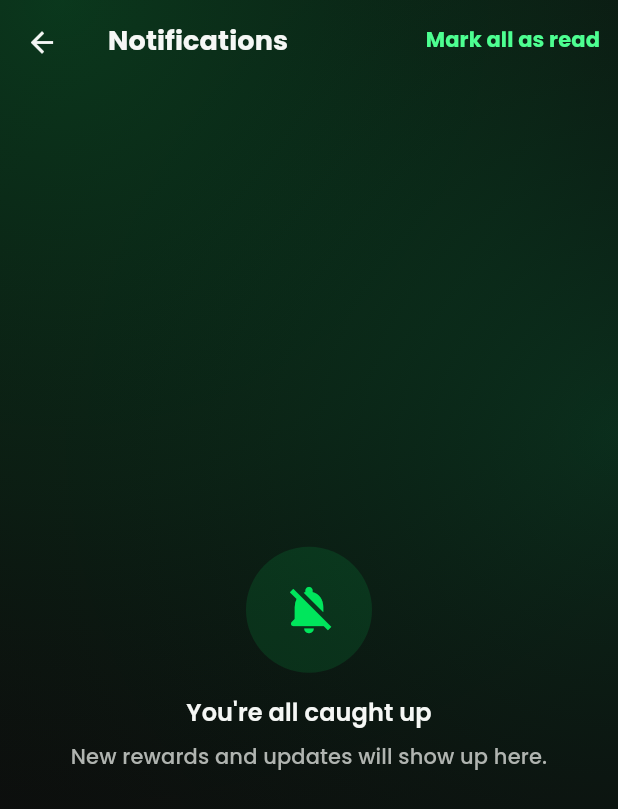
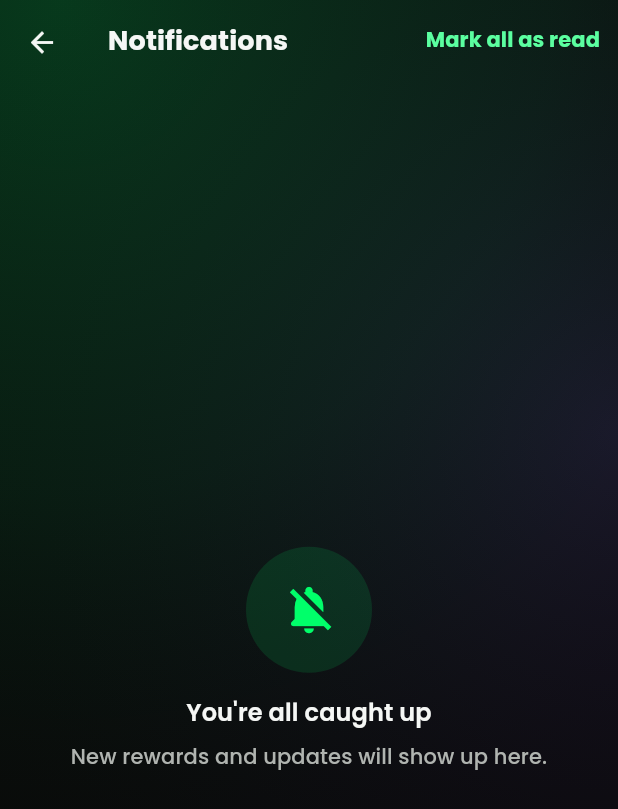
Before and after one commit to DARK7END/Robux-Box, a Flutter app: the screen it shows once a user with an empty profile is signed in, after a tap on the "notifications none" icon, on a phone screen of 412 x 824 dp. Shown: the top 809 px of the screen. Run offline on Flutter 3.47's test engine with Material 3 defaults, Android fonts, the phone set to English and light mode, and no system bars; our stand-ins replace cached_network_image, cloud_firestore, cloud_functions, confetti, connectivity_plus, device_info_plus and 24 more; missing offline and left inert: app_tracking_transparency, firebase_app_check; accounts and stored records are empty; generated files the repository leaves out were written again; network calls fail.

Commit message:
Premium design tokens + primitives; remove all CircularProgressIndicator
- Exact color spec: bg #090909, card #141414, primary #00FF6A, gold #FFD84D,
  purple accent #8B5CF6; green ambient glow + purple secondary glow
- PremiumLoader (custom neon arc + glow, single controller, RepaintBoundary)
  and PremiumLoadingView replace every CircularProgressIndicator app-wide
- CoinParticles (ambient floating-coin field, cheap CustomPaint)
- Celebration overlay (dual confetti blasters + spring glow badge + coin count)
  for redemptions/rewards; add confetti dependency
- Accent purple gradient

```diff
--- a/lib/core/router/app_router.dart
+++ b/lib/core/router/app_router.dart
@@ -23,6 +23,7 @@ import '../../features/wallet/presentation/wallet_screen.dart';
 import '../config/providers.dart';
 import '../services/preferences_service.dart';
 import '../widgets/app_scaffold.dart';
+import '../widgets/premium_loader.dart';
 import 'routes.dart';
 
 part 'splash_screen.dart';
--- a/lib/core/router/splash_screen.dart
+++ b/lib/core/router/splash_screen.dart
@@ -58,11 +58,7 @@ class _SplashLogo extends StatelessWidget {
         Text('Play. Earn. Redeem.',
             style: theme.textTheme.bodyMedium),
         const SizedBox(height: 28),
-        const SizedBox(
-          width: 26,
-          height: 26,
-          child: CircularProgressIndicator(strokeWidth: 2.4),
-        ),
+        const PremiumLoader(size: 30),
       ],
     );
   }
--- a/lib/core/theme/app_colors.dart
+++ b/lib/core/theme/app_colors.dart
@@ -13,41 +13,45 @@ abstract final class AppColors {
   const AppColors._();
 
   // ---------------------------------------------------------------------------
-  // Brand core — green
+  // Brand core — neon green
   // ---------------------------------------------------------------------------
-  static const Color brand = Color(0xFF00E65C); // signature green
-  static const Color brandBright = Color(0xFF4DFF91);
-  static const Color brandDeep = Color(0xFF00A344);
+  static const Color brand = Color(0xFF00FF6A); // signature neon green
+  static const Color brandBright = Color(0xFF5BFFA0);
+  static const Color brandDeep = Color(0xFF00C853);
 
   // Gold is the secondary accent (coins pair with the green).
-  static const Color secondary = Color(0xFFFFD700); // gold
+  static const Color secondary = Color(0xFFFFD84D); // gold
   static const Color secondaryDeep = Color(0xFFF5B800);
 
+  // Purple accent (missions, XP, "play games" category).
+  static const Color accent = Color(0xFF8B5CF6);
+  static const Color accentDeep = Color(0xFF6D3EE8);
+
   // ---------------------------------------------------------------------------
-  // Accent / semantic
+  // Semantic
   // ---------------------------------------------------------------------------
-  static const Color success = Color(0xFF00E676);
-  static const Color successDeep = Color(0xFF00B85C);
+  static const Color success = Color(0xFF00FF6A);
+  static const Color successDeep = Color(0xFF00C853);
   static const Color warning = Color(0xFFFFB020);
   static const Color danger = Color(0xFFFF4D5E);
   static const Color dangerDeep = Color(0xFFE23350);
   static const Color info = Color(0xFF2ED0FF);
 
   // Reward accents
-  static const Color coin = Color(0xFFFFD700); // gold
+  static const Color coin = Color(0xFFFFD84D); // gold
   static const Color coinDeep = Color(0xFFF5A600);
-  static const Color robux = Color(0xFF00E65C); // robux green
+  static const Color robux = Color(0xFF00FF6A); // robux green
   static const Color vip = Color(0xFFFFD54A);
-  static const Color xp = Color(0xFF4DFF91);
+  static const Color xp = Color(0xFF8B5CF6);
 
   // ---------------------------------------------------------------------------
-  // Dark theme surfaces (default) — near-black
+  // Dark theme surfaces (default) — pure premium black
   // ---------------------------------------------------------------------------
-  static const Color darkBg = Color(0xFF0D0D0D);
-  static const Color darkBgElevated = Color(0xFF121212);
-  static const Color darkSurface = Color(0xFF1A1A1A);
-  static const Color darkSurfaceHigh = Color(0xFF242424);
-  static const Color darkCard = Color(0xFF161616);
+  static const Color darkBg = Color(0xFF090909);
+  static const Color darkBgElevated = Color(0xFF101010);
+  static const Color darkSurface = Color(0xFF141414);
+  static const Color darkSurfaceHigh = Color(0xFF1D1D1D);
+  static const Color darkCard = Color(0xFF141414);
   static const Color darkBorder = Color(0x1FFFFFFF);
   static const Color darkDivider = Color(0x14FFFFFF);
 
--- a/lib/core/theme/app_gradients.dart
+++ b/lib/core/theme/app_gradients.dart
@@ -21,6 +21,13 @@ abstract final class AppGradients {
     begin: Alignment.topLeft,
     end: Alignment.bottomRight,
     colors: [AppColors.secondary, AppColors.brand],
+  );
+
+  // Purple accent sweep (missions / play-games / XP).
+  static const LinearGradient accent = LinearGradient(
+    begin: Alignment.topLeft,
+    end: Alignment.bottomRight,
+    colors: [Color(0xFFA78BFA), AppColors.accent, AppColors.accentDeep],
   );
 
   static const LinearGradient coin = LinearGradient(
@@ -54,24 +61,24 @@ abstract final class AppGradients {
   );
 
   /// Ambient full-screen background for the dark theme — green glows over the
-  /// near-black base.
+  /// pure-black base.
   static const RadialGradient ambientDark = RadialGradient(
     center: Alignment(-0.8, -1.0),
     radius: 1.6,
-    colors: [Color(0x3300E65C), Color(0x1A00A344), Color(0x00000000)],
+    colors: [Color(0x3300FF6A), Color(0x1A00C853), Color(0x00000000)],
     stops: [0.0, 0.5, 1.0],
   );
 
   static const RadialGradient ambientDarkSecondary = RadialGradient(
     center: Alignment(1.0, -0.3),
     radius: 1.3,
-    colors: [Color(0x2200E676), Color(0x00000000)],
+    colors: [Color(0x228B5CF6), Color(0x00000000)],
   );
 
   static const RadialGradient ambientLight = RadialGradient(
     center: Alignment(-0.8, -1.0),
     radius: 1.6,
-    colors: [Color(0x1F00E65C), Color(0x1400E676), Color(0x00000000)],
+    colors: [Color(0x1F00FF6A), Color(0x148B5CF6), Color(0x00000000)],
   );
 
   /// A shimmering sweep used for premium/VIP highlights and loading states.
--- /dev/null
+++ b/lib/core/widgets/premium_loader.dart
@@ -0,0 +1,135 @@
+import 'dart:math' as math;
+
+import 'package:flutter/material.dart';
+
+import '../theme/app_colors.dart';
+import '../theme/app_dimens.dart';
+
+/// A branded, GPU-cheap loading indicator used everywhere instead of the
+/// generic [CircularProgressIndicator].
+///
+/// It draws a rotating neon arc with a soft glow and a pulsing core — reads as
+/// "premium game" rather than "Material default". Single [AnimationController],
+/// repaint-boundaried, so it stays at 60 FPS even on low-end devices.
+class PremiumLoader extends StatefulWidget {
+  const PremiumLoader({
+    super.key,
+    this.size = 44,
+    this.color = AppColors.brand,
+    this.strokeWidth = 3.5,
+  });
+
+  final double size;
+  final Color color;
+  final double strokeWidth;
+
+  @override
+  State<PremiumLoader> createState() => _PremiumLoaderState();
+}
+
+class _PremiumLoaderState extends State<PremiumLoader>
+    with SingleTickerProviderStateMixin {
+  late final AnimationController _c = AnimationController(
+    vsync: this,
+    duration: const Duration(milliseconds: 1100),
+  )..repeat();
+
+  @override
+  void dispose() {
+    _c.dispose();
+    super.dispose();
+  }
+
+  @override
+  Widget build(BuildContext context) {
+    return RepaintBoundary(
+      child: SizedBox(
+        width: widget.size,
+        height: widget.size,
+        child: AnimatedBuilder(
+          animation: _c,
+          builder: (context, _) => CustomPaint(
+            painter: _ArcPainter(
+              progress: _c.value,
+              color: widget.color,
+              strokeWidth: widget.strokeWidth,
+            ),
+          ),
+        ),
+      ),
+    );
+  }
+}
+
+class _ArcPainter extends CustomPainter {
+  _ArcPainter({
+    required this.progress,
+    required this.color,
+    required this.strokeWidth,
+  });
+
+  final double progress;
+  final Color color;
+  final double strokeWidth;
+
+  @override
+  void paint(Canvas canvas, Size size) {
+    final center = size.center(Offset.zero);
+    final radius = (size.width - strokeWidth) / 2;
+    final rect = Rect.fromCircle(center: center, radius: radius);
+    final startAngle = progress * 2 * math.pi;
+
+    // Track
+    final track = Paint()
+      ..style = PaintingStyle.stroke
+      ..strokeWidth = strokeWidth
+      ..color = color.withValues(alpha: 0.12);
+    canvas.drawCircle(center, radius, track);
+
+    // Glowing sweep
+    final sweep = Paint()
+      ..style = PaintingStyle.stroke
+      ..strokeCap = StrokeCap.round
+      ..strokeWidth = strokeWidth
+      ..shader = SweepGradient(
+        startAngle: 0,
+        endAngle: 2 * math.pi,
+        colors: [color.withValues(alpha: 0.0), color],
+        transform: GradientRotation(startAngle),
+      ).createShader(rect)
+      ..maskFilter = const MaskFilter.blur(BlurStyle.normal, 2);
+    canvas.drawArc(rect, startAngle, math.pi * 1.4, false, sweep);
+
+    // Pulsing core
+    final pulse = 0.5 + 0.5 * math.sin(progress * 2 * math.pi);
+    final core = Paint()
+      ..color = color.withValues(alpha: 0.25 + 0.35 * pulse)
+      ..maskFilter = const MaskFilter.blur(BlurStyle.normal, 6);
+    canvas.drawCircle(center, radius * 0.28 * (0.8 + 0.2 * pulse), core);
+  }
+
+  @override
+  bool shouldRepaint(_ArcPainter old) => old.progress != progress;
+}
+
+/// Full-screen centered loader with an optional label.
+class PremiumLoadingView extends StatelessWidget {
+  const PremiumLoadingView({super.key, this.label});
+  final String? label;
+
+  @override
+  Widget build(BuildContext context) {
+    return Center(
+      child: Column(
+        mainAxisSize: MainAxisSize.min,
+        children: [
+          const PremiumLoader(),
+          if (label != null) ...[
+            const SizedBox(height: AppSpacing.lg),
+            Text(label!, style: Theme.of(context).textTheme.bodyMedium),
+          ],
+        ],
+      ),
+    );
+  }
+}
--- a/lib/core/widgets/widgets.dart
+++ b/lib/core/widgets/widgets.dart
@@ -5,9 +5,12 @@ export 'animated_counter.dart';
 export 'app_background.dart';
 export 'app_scaffold.dart';
 export 'app_toast.dart';
+export 'celebration.dart';
 export 'coin_badge.dart';
+export 'coin_particles.dart';
 export 'glass_card.dart';
 export 'gradient_button.dart';
+export 'premium_loader.dart';
 export 'section_header.dart';
 export 'state_views.dart';
 export 'status_pill.dart';
--- a/lib/features/achievements/presentation/achievements_screen.dart
+++ b/lib/features/achievements/presentation/achievements_screen.dart
@@ -27,7 +27,7 @@ class AchievementsScreen extends ConsumerWidget {
     return AppScaffold(
       title: context.l10n.achievementsTitle,
       body: async.when(
-        loading: () => const Center(child: CircularProgressIndicator()),
+        loading: () => const PremiumLoadingView(),
         error: (e, _) => ErrorStateView(message: context.l10n.errorGeneric),
         data: (items) {
           if (items.isEmpty) {
--- a/lib/features/earn/presentation/offerwall_screen.dart
+++ b/lib/features/earn/presentation/offerwall_screen.dart
@@ -111,7 +111,7 @@ class _OfferwallScreenState extends ConsumerState<OfferwallScreen> {
       return ErrorStateView(message: _error!.message, onRetry: _bootstrap);
     }
     if (_webController == null) {
-      return const Center(child: CircularProgressIndicator());
+      return const PremiumLoadingView(label: 'Loading offers…');
     }
     return WebViewWidget(controller: _webController!);
   }
--- a/lib/features/leaderboard/presentation/leaderboard_screen.dart
+++ b/lib/features/leaderboard/presentation/leaderboard_screen.dart
@@ -35,7 +35,7 @@ class _LeaderboardScreenState extends ConsumerState<LeaderboardScreen> {
           const SizedBox(height: AppSpacing.md),
           Expanded(
             child: async.when(
-              loading: () => const Center(child: CircularProgressIndicator()),
+              loading: () => const PremiumLoadingView(),
               error: (e, _) =>
                   ErrorStateView(message: context.l10n.errorGeneric),
               data: (entries) {
--- a/lib/features/notifications/presentation/notifications_screen.dart
+++ b/lib/features/notifications/presentation/notifications_screen.dart
@@ -43,7 +43,7 @@ class NotificationsScreen extends ConsumerWidget {
         ),
       ],
       body: async.when(
-        loading: () => const Center(child: CircularProgressIndicator()),
+        loading: () => const PremiumLoadingView(),
         error: (e, _) => ErrorStateView(message: context.l10n.errorGeneric),
         data: (items) {
           if (items.isEmpty) {
--- a/lib/features/redemption/presentation/redemptions_screen.dart
+++ b/lib/features/redemption/presentation/redemptions_screen.dart
@@ -36,7 +36,7 @@ class RedemptionsScreen extends ConsumerWidget {
             ),
             Expanded(
               child: async.when(
-                loading: () => const Center(child: CircularProgressIndicator()),
+                loading: () => const PremiumLoadingView(),
                 error: (e, _) =>
                     ErrorStateView(message: context.l10n.errorGeneric),
                 data: (items) => TabBarView(
--- a/pubspec.yaml
+++ b/pubspec.yaml
@@ -65,6 +65,7 @@ dependencies:
   flutter_svg: ^2.0.16
   webview_flutter: ^4.10.0
   share_plus: ^10.1.3
+  confetti: ^0.8.0
 
   # Utils
   intl: ^0.19.0
```
Also changed, not shown: lib/core/widgets/celebration.dart (added, +193 -0 lines), lib/core/widgets/coin_particles.dart (added, +125 -0 lines), lib/core/widgets/gradient_button.dart (+5 -8 lines), lib/features/auth/presentation/widgets/social_auth_button.dart (+2 -5 lines).
